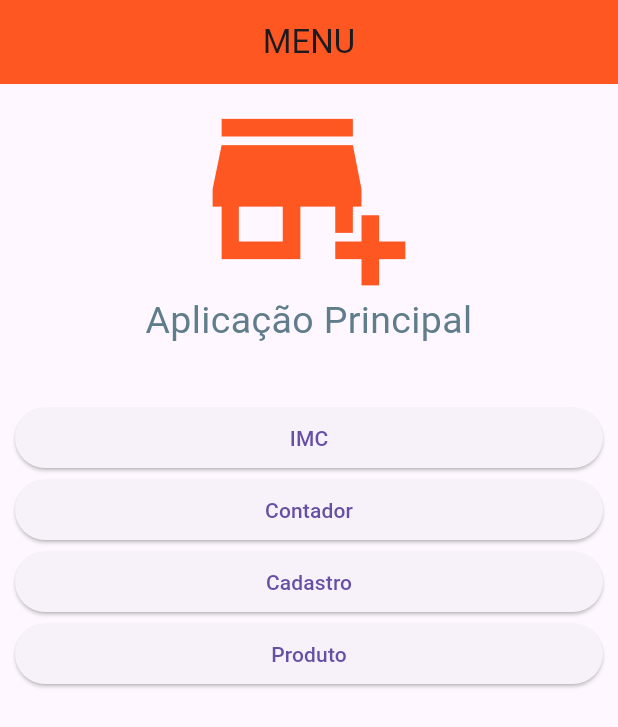
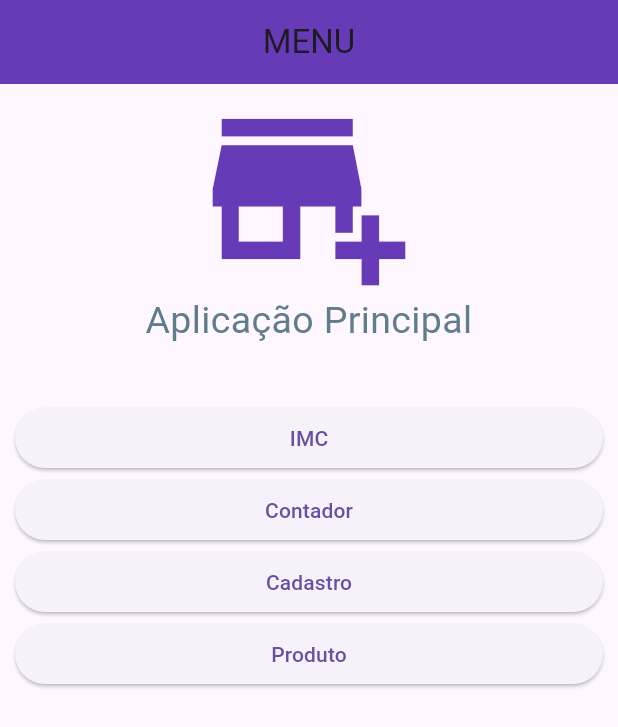
Before and after one commit to XxAlyssonxX/comentados, a Flutter app: the screen it shows after launch, on a phone screen of 412 x 824 dp. Shown: the top 727 px of the screen. Run offline on Flutter 3.47's test engine with Material 3 defaults, Android fonts, the phone set to English and light mode, and no system bars.

Commit message:
menu.dart

```diff
--- a/lib/menu.dart
+++ b/lib/menu.dart
@@ -19,7 +19,7 @@ class _HomePageState extends State<menu> { // Define uma classe privada chamada
       appBar: AppBar( // Define a barra de aplicativos.
         title: Text("MENU"), // Define o título da barra de aplicativos.
         centerTitle: true, // Centraliza o título na barra de aplicativos.
-        backgroundColor: Colors.deepOrange, // Define a cor de fundo da barra de aplicativos.
+        backgroundColor: Colors.deepPurple, // Define a cor de fundo da barra de aplicativos.
       ),
 
       body: SingleChildScrollView( // Permite a rolagem da interface para cima e para baixo.
@@ -30,7 +30,7 @@ class _HomePageState extends State<menu> { // Define uma classe privada chamada
             const Icon( // Cria um ícone.
               Icons.add_business_sharp, // Ícone a ser exibido.
               size: 140.0, // Tamanho do ícone.
-              color: Colors.deepOrange, // Cor do ícone.
+              color: Colors.deepPurple, // Cor do ícone.
             ),
             Text( // Widget de texto.
               "Aplicação Principal", // Texto a ser exibido.
```
